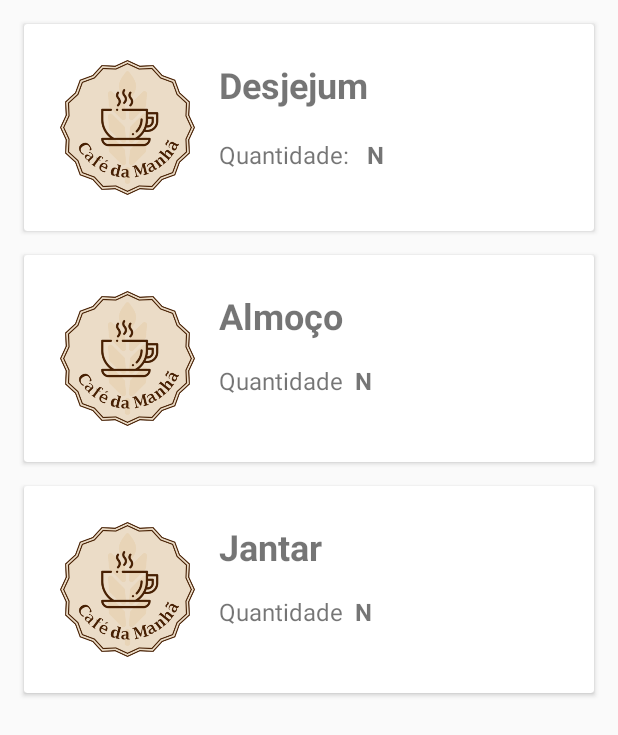
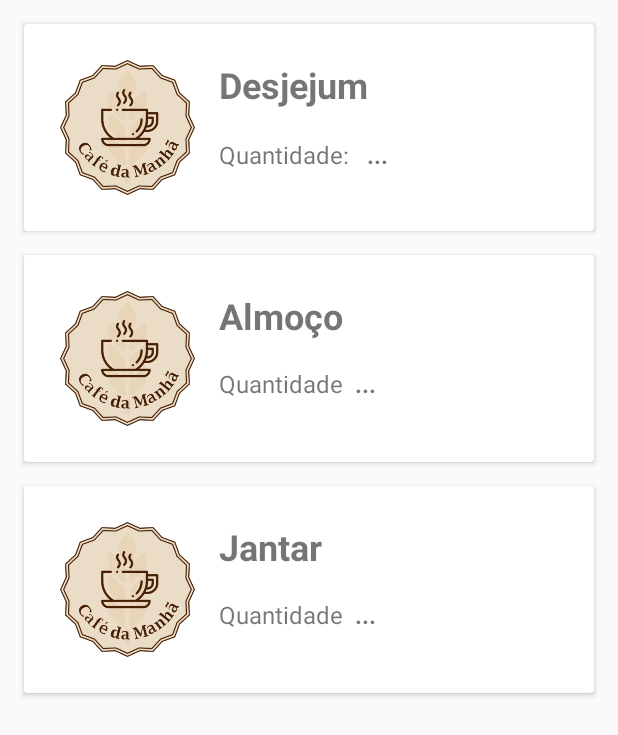
Before and after one commit to assuncaofelipe/RU, an Android app: the layout activity_fichas_refeicao.xml on its own in the app's theme, with its tools: preview values and no code run, on a phone screen of 412 x 824 dp. Shown: the top 735 px of the screen. Run offline under Robolectric (Android 15) with nearby library versions, the phone set to English and light mode, and no system bars.

Commit message:
criação de activitys e componentes, além de ajustes de interface

```diff
--- a/app/src/main/java/com/assuncao/ru/DeclaracaoQRcode.kt
+++ b/app/src/main/java/com/assuncao/ru/DeclaracaoQRcode.kt
@@ -15,6 +15,10 @@ class DeclaracaoQRcode : AppCompatActivity() {
         binding = ActivityDeclaracaoQrcodeBinding.inflate(layoutInflater)
         setContentView(binding.root)
 
+        // set Arrow Back to Menu
+        supportActionBar!!.setDisplayHomeAsUpEnabled(true)
+        supportActionBar!!.setHomeAsUpIndicator(R.drawable.arrow_back)
+
         user = FirebaseAuth.getInstance()
 
         if (user.currentUser != null) {
--- a/app/src/main/java/com/assuncao/ru/SplashScreen.kt
+++ b/app/src/main/java/com/assuncao/ru/SplashScreen.kt
@@ -2,9 +2,9 @@ package com.assuncao.ru
 
 import android.annotation.SuppressLint
 import android.content.Intent
-import androidx.appcompat.app.AppCompatActivity
 import android.os.Bundle
 import android.os.Handler
+import androidx.appcompat.app.AppCompatActivity
 
 @SuppressLint("CustomSplashScreen")
 class SplashScreen : AppCompatActivity() {
@@ -12,10 +12,8 @@ class SplashScreen : AppCompatActivity() {
         super.onCreate(savedInstanceState)
         setContentView(R.layout.activity_splash_screen)
 
-
-
         Handler().postDelayed({
-            startActivity(Intent(this, LoginActivity::class.java))
+            startActivity(Intent(this, MenuActivity::class.java))
             finish()
         }, 2000)
     }
--- a/app/src/main/res/layout/activity_fichas_refeicao.xml
+++ b/app/src/main/res/layout/activity_fichas_refeicao.xml
@@ -1,19 +1,17 @@
 <?xml version="1.0" encoding="utf-8"?>
-<androidx.constraintlayout.widget.ConstraintLayout xmlns:android="http://schemas.android.com/apk/res/android"
+<androidx.core.widget.NestedScrollView
+    xmlns:android="http://schemas.android.com/apk/res/android"
     xmlns:app="http://schemas.android.com/apk/res-auto"
     xmlns:tools="http://schemas.android.com/tools"
     android:layout_width="match_parent"
     android:layout_height="match_parent"
     android:orientation="vertical"
+    android:fillViewport="true"
     tools:context=".FichasRefeicaoActivity">
 
-    <!-- <androidx.swiperefreshlayout.widget.SwipeRefreshLayout
-        android:id="@+id/atualizaRefeicao"
+    <androidx.constraintlayout.widget.ConstraintLayout
         android:layout_width="match_parent"
         android:layout_height="match_parent">
-
-    </androidx.swiperefreshlayout.widget.SwipeRefreshLayout> -->
-
 
         <androidx.cardview.widget.CardView
             android:id="@+id/card1"
@@ -36,7 +34,7 @@
                 android:padding="16dp">
 
                 <ImageView
-                    android:id="@+id/img_desjejum"
+                    android:id="@+id/img_segunda_feira"
                     android:layout_width="90dp"
                     android:layout_height="90dp"
                     android:layout_marginStart="8dp"
@@ -48,7 +46,7 @@
                     app:layout_constraintTop_toTopOf="parent" />
 
                 <TextView
-                    android:id="@+id/text_desjejum"
+                    android:id="@+id/titulo_segunda_feira"
                     android:layout_width="wrap_content"
                     android:layout_height="0dp"
                     android:layout_marginStart="16dp"
@@ -56,7 +54,7 @@
                     android:text="Desjejum"
                     android:textSize="24sp"
                     android:textStyle="bold"
-                    app:layout_constraintStart_toEndOf="@+id/img_desjejum"
+                    app:layout_constraintStart_toEndOf="@+id/img_segunda_feira"
                     app:layout_constraintTop_toTopOf="parent" />
 
                 <TextView
@@ -69,18 +67,20 @@
                     android:text="Quantidade: "
                     android:textSize="16sp"
                     app:layout_constraintBottom_toBottomOf="parent"
-                    app:layout_constraintStart_toEndOf="@+id/img_desjejum"
-                    app:layout_constraintTop_toBottomOf="@+id/text_desjejum"
+                    app:layout_constraintStart_toEndOf="@+id/img_segunda_feira"
+                    app:layout_constraintTop_toBottomOf="@+id/titulo_segunda_feira"
                     app:layout_constraintVertical_bias="1.0" />
 
                 <TextView
                     android:id="@+id/qtd_ficha_desjejum"
-                    android:layout_width="wrap_content"
+                    android:layout_width="0dp"
                     android:layout_height="wrap_content"
                     android:layout_marginStart="8dp"
-                    android:text="N"
+                    android:layout_marginEnd="8dp"
+                    android:text="..."
                     android:textSize="16sp"
                     android:textStyle="bold"
+                    app:layout_constraintEnd_toEndOf="parent"
                     app:layout_constraintStart_toEndOf="@+id/txt1_desjejum"
                     app:layout_constraintTop_toTopOf="@+id/txt1_desjejum" />
 
@@ -122,13 +122,15 @@
 
                 <TextView
                     android:id="@+id/text_almoco"
-                    android:layout_width="wrap_content"
-                    android:layout_height="0dp"
+                    android:layout_width="0dp"
+                    android:layout_height="wrap_content"
                     android:layout_marginStart="16dp"
                     android:layout_marginTop="8dp"
+                    android:layout_marginEnd="8dp"
                     android:text="Almoço"
                     android:textSize="24sp"
                     android:textStyle="bold"
+                    app:layout_constraintEnd_toEndOf="parent"
                     app:layout_constraintStart_toEndOf="@+id/img_almoco"
                     app:layout_constraintTop_toTopOf="parent" />
 
@@ -138,19 +140,23 @@
                     android:layout_height="wrap_content"
                     android:layout_marginStart="16dp"
                     android:layout_marginTop="16dp"
+                    android:layout_marginBottom="24dp"
                     android:text="Quantidade"
                     android:textSize="16sp"
+                    app:layout_constraintBottom_toBottomOf="parent"
                     app:layout_constraintStart_toEndOf="@+id/img_almoco"
                     app:layout_constraintTop_toBottomOf="@+id/text_almoco" />
 
                 <TextView
                     android:id="@+id/qtd_ficha_almoco"
-                    android:layout_width="wrap_content"
+                    android:layout_width="0dp"
                     android:layout_height="wrap_content"
                     android:layout_marginStart="8dp"
-                    android:text="N"
-                    android:textSize="16dp"
+                    android:layout_marginEnd="8dp"
+                    android:text="..."
+                    android:textSize="16sp"
                     android:textStyle="bold"
+                    app:layout_constraintEnd_toEndOf="parent"
                     app:layout_constraintStart_toEndOf="@+id/txt1_almoco"
                     app:layout_constraintTop_toTopOf="@+id/txt1_almoco" />
 
@@ -176,7 +182,7 @@
                 android:padding="16dp">
 
                 <ImageView
-                    android:id="@+id/img_janta"
+                    android:id="@+id/img_terca"
                     android:layout_width="90dp"
                     android:layout_height="90dp"
                     android:layout_marginStart="8dp"
@@ -188,7 +194,7 @@
                     app:layout_constraintTop_toTopOf="parent" />
 
                 <TextView
-                    android:id="@+id/text_jantar"
+                    android:id="@+id/txt_segunda_item"
                     android:layout_width="wrap_content"
                     android:layout_height="0dp"
                     android:layout_marginStart="16dp"
@@ -196,33 +202,35 @@
                     android:text="Jantar"
                     android:textSize="24sp"
                     android:textStyle="bold"
-                    app:layout_constraintStart_toEndOf="@+id/img_janta"
+                    app:layout_constraintStart_toEndOf="@+id/img_terca"
                     app:layout_constraintTop_toTopOf="parent" />
 
                 <TextView
-                    android:id="@+id/textView5"
+                    android:id="@+id/txt_terca_complemento"
                     android:layout_width="wrap_content"
                     android:layout_height="wrap_content"
                     android:layout_marginStart="16dp"
                     android:layout_marginTop="16dp"
+                    android:layout_marginBottom="24dp"
                     android:text="Quantidade"
                     android:textSize="16sp"
-                    app:layout_constraintStart_toEndOf="@+id/img_janta"
-                    app:layout_constraintTop_toBottomOf="@+id/text_jantar" />
+                    app:layout_constraintBottom_toBottomOf="parent"
+                    app:layout_constraintStart_toEndOf="@+id/img_terca"
+                    app:layout_constraintTop_toBottomOf="@+id/txt_segunda_item" />
 
                 <TextView
                     android:id="@+id/qtd_ficha_jantar"
-                    android:layout_width="wrap_content"
+                    android:layout_width="0dp"
                     android:layout_height="wrap_content"
                     android:layout_marginStart="8dp"
-                    android:text="N"
-                    android:textSize="16dp"
+                    android:layout_marginEnd="8dp"
+                    android:text="..."
+                    android:textSize="16sp"
                     android:textStyle="bold"
-                    app:layout_constraintStart_toEndOf="@+id/textView5"
-                    app:layout_constraintTop_toTopOf="@+id/textView5" />
-
-
+                    app:layout_constraintEnd_toEndOf="parent"
+                    app:layout_constraintStart_toEndOf="@+id/txt_terca_complemento"
+                    app:layout_constraintTop_toTopOf="@+id/txt_terca_complemento" />
             </androidx.constraintlayout.widget.ConstraintLayout>
-
         </androidx.cardview.widget.CardView>
-</androidx.constraintlayout.widget.ConstraintLayout>
+    </androidx.constraintlayout.widget.ConstraintLayout>
+</androidx.core.widget.NestedScrollView>
--- a/app/src/main/res/values/strings.xml
+++ b/app/src/main/res/values/strings.xml
@@ -14,7 +14,9 @@
     <!-- STRING Toolbar -->
     <string name="txt_menu">Restaurante Universitário do ICET</string>
     <string name="txt_tela_fichas">Minhas Fichas</string>
-
+    <string name="txt_tela_declaracao">Declaração</string>
+    <string name="txt_tela_cardapio">Cardápio</string>
+    <string name="txt_tela_sobre">Sobre</string>
 
     <!-- STRING TELA LATERAL -->
     <string name="menu_home">Início</string>
```
Also changed, not shown: app/src/main/AndroidManifest.xml (+30 -9 lines), app/src/main/java/com/assuncao/ru/CardapioActivity.kt (added, +15 -0 lines), app/src/main/java/com/assuncao/ru/LoginActivity.kt (+5 -12 lines), app/src/main/java/com/assuncao/ru/MenuActivity.kt (+21 -8 lines), app/src/main/java/com/assuncao/ru/SobreActivity.kt (added, +15 -0 lines), app/src/main/res/layout/activity_cardapio.xml (added, +363 -0 lines), app/src/main/res/layout/activity_menu.xml (+17 -7 lines), app/src/main/res/layout/activity_sobre.xml (added, +9 -0 lines), app/src/main/res/layout/activity_splash_screen.xml (+8 -4 lines), app/src/main/res/drawable/icetlogo.png, app/src/main/res/drawable/logo.png (deleted).
